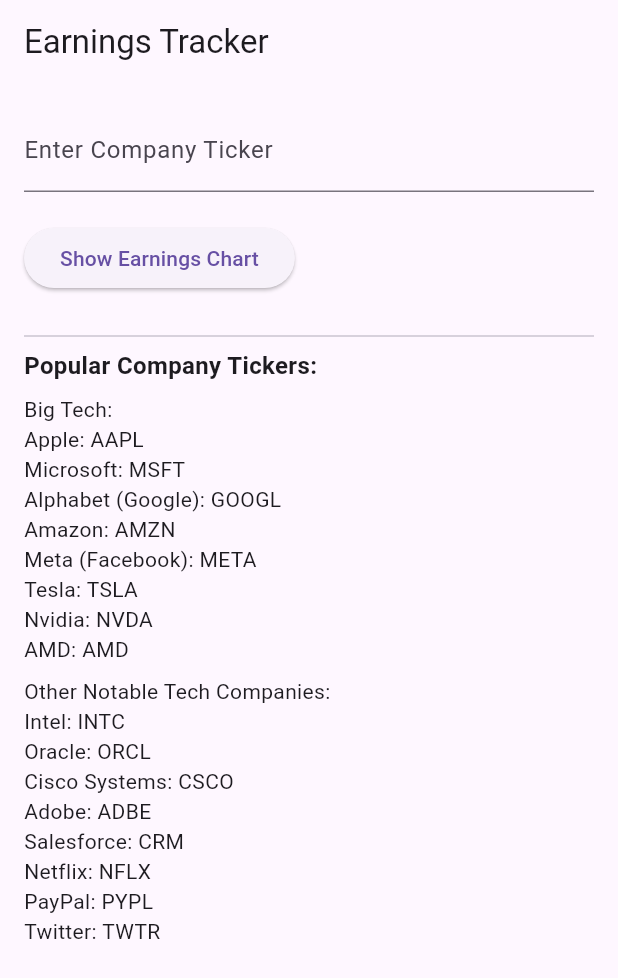
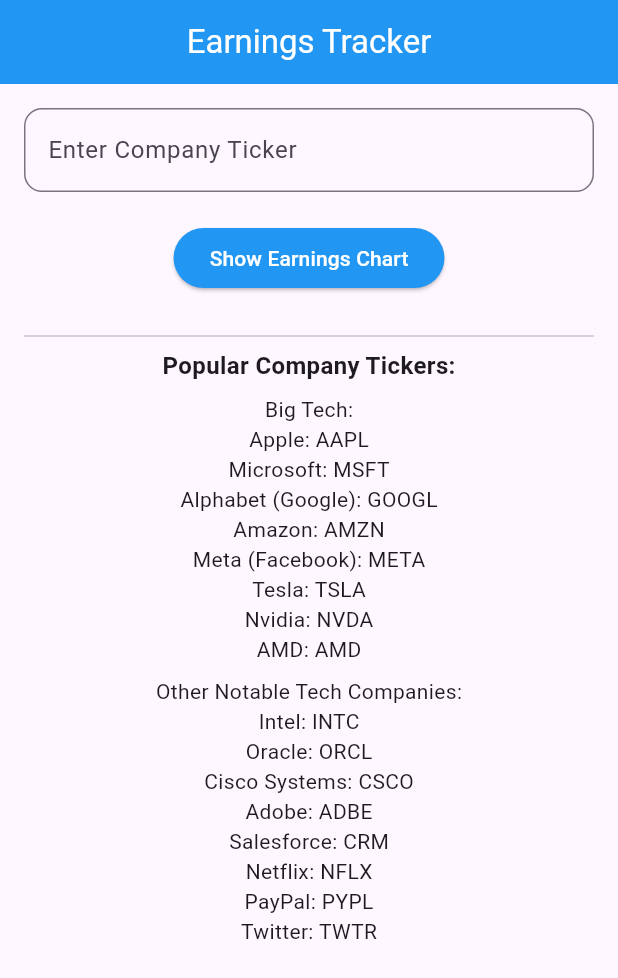
Before and after one commit to NikhilBeniwal1/earnings_tracker, a Flutter app: the screen it shows after launch, on a phone screen of 412 x 824 dp. Shown: the top 978 px of the screen. Run offline on Flutter 3.47's test engine with Material 3 defaults, Android fonts, the phone set to English and light mode, and no system bars; our stand-ins replace fl_chart.

Commit message:
Task Done

```diff
--- a/lib/screens/TranscriptScreen.dart
+++ b/lib/screens/TranscriptScreen.dart
@@ -15,6 +15,9 @@ class TranscriptScreen extends StatelessWidget {
     return Scaffold(
       appBar: AppBar(
         title: Text("Transcript for $ticker"),
+        centerTitle: true,
+        backgroundColor: Colors.blue,
+        foregroundColor: Colors.white,
       ),
       body: FutureBuilder(
         future: earningsProvider.fetchEarningsTranscript(ticker, date),
--- a/lib/screens/home_screen.dart
+++ b/lib/screens/home_screen.dart
@@ -11,16 +11,22 @@ class HomeScreen extends StatelessWidget {
     return Scaffold(
       appBar: AppBar(
         title: Text("Earnings Tracker"),
+        centerTitle: true,
+        backgroundColor: Colors.blue,
+        foregroundColor: Colors.white,
       ),
       body: SingleChildScrollView(
         child: Padding(
           padding: const EdgeInsets.all(16.0),
           child: Column(
-            crossAxisAlignment: CrossAxisAlignment.start,
+            crossAxisAlignment: CrossAxisAlignment.center,
             children: [
               TextField(
                 controller: _tickerController,
-                decoration: InputDecoration(labelText: "Enter Company Ticker"),
+                decoration: InputDecoration(
+                    border: OutlineInputBorder(borderRadius: BorderRadius.circular(12)),
+                    labelText: "Enter Company Ticker"),
+
               ),
               SizedBox(height: 20),
               ElevatedButton(
@@ -39,6 +45,11 @@ class HomeScreen extends StatelessWidget {
                     });
                   }
                 },
+                style: ElevatedButton.styleFrom(
+
+                 backgroundColor:  Colors.blue, // Background color
+                  foregroundColor:  Colors.white, // Foreground color
+                ),
                 child: Text("Show Earnings Chart"),
               ),
               SizedBox(height: 20),
```
Also changed, not shown: lib/screens/chart_screen.dart (+29 -24 lines).
